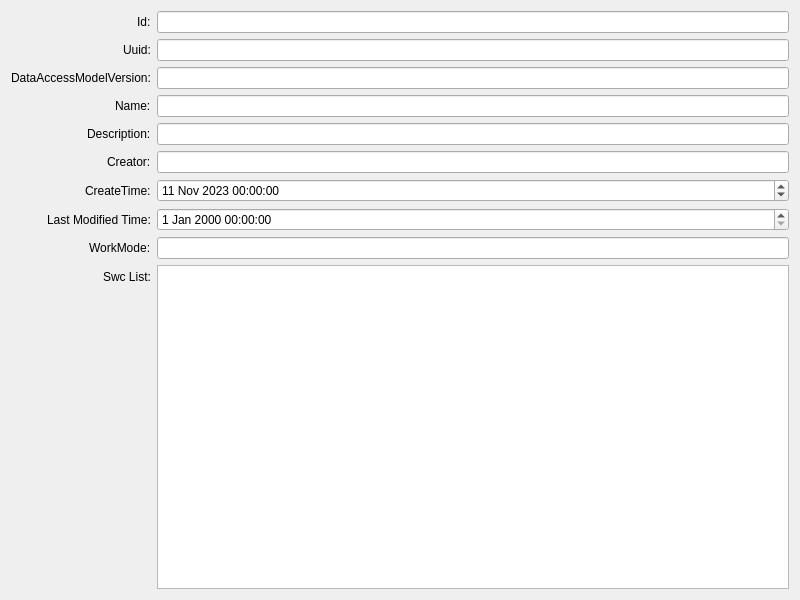
The window that src/ui/EditorProjectMetaInfo.ui (kiraYuukiAsuna/SwcDbmsQtClient) describes before a commit, drawn with Qt 5.
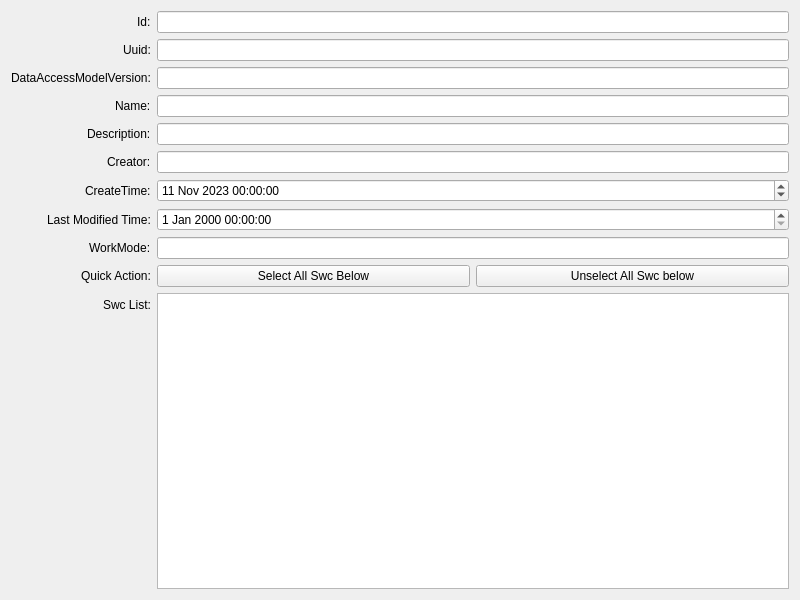
The same window after the commit.

```diff
--- a/src/ui/EditorProjectMetaInfo.ui
+++ b/src/ui/EditorProjectMetaInfo.ui
@@ -137,16 +137,41 @@
      <item row="8" column="1">
       <widget class="QLineEdit" name="WorkMode"/>
      </item>
-     <item row="9" column="0">
+     <item row="10" column="0">
       <widget class="QLabel" name="label_8">
        <property name="text">
         <string>Swc List:</string>
        </property>
       </widget>
      </item>
-     <item row="9" column="1">
+     <item row="10" column="1">
       <widget class="QListWidget" name="SwcList"/>
      </item>
+     <item row="9" column="0">
+      <widget class="QLabel" name="label_9">
+       <property name="text">
+        <string>Quick Action:</string>
+       </property>
+      </widget>
+     </item>
+     <item row="9" column="1">
+      <layout class="QHBoxLayout" name="horizontalLayout_2">
+       <item>
+        <widget class="QPushButton" name="SelectAllSwc">
+         <property name="text">
+          <string>Select All Swc Below</string>
+         </property>
+        </widget>
+       </item>
+       <item>
+        <widget class="QPushButton" name="UnselectAllSwc">
+         <property name="text">
+          <string>Unselect All Swc below</string>
+         </property>
+        </widget>
+       </item>
+      </layout>
+     </item>
     </layout>
    </item>
    <item>
```
